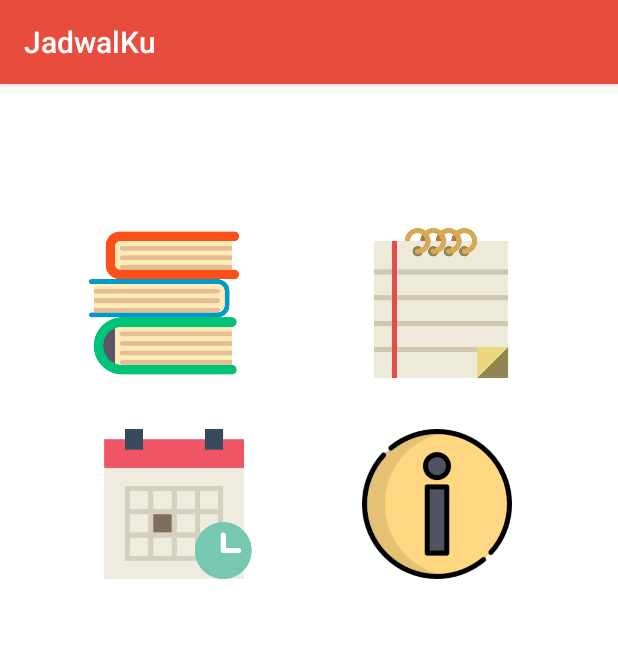
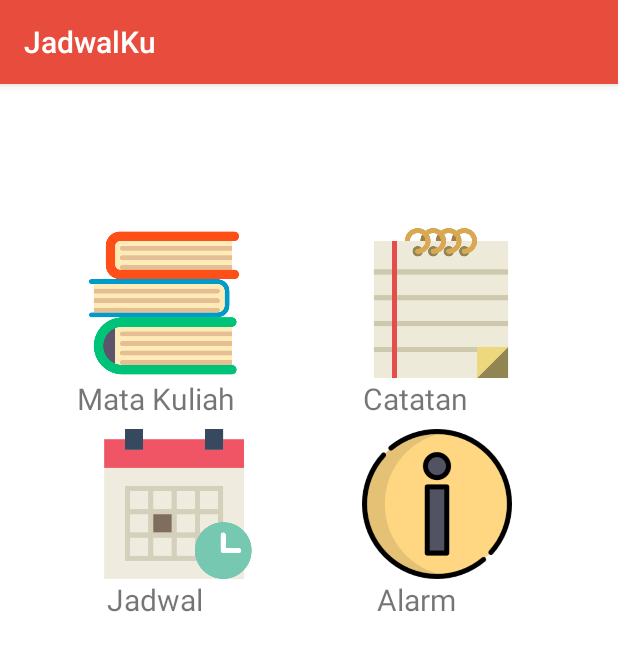
Before and after one commit to fahrirh/JadwalKu, an Android app: the screen it shows after launch (MainActivity), on a phone screen of 412 x 824 dp. Shown: the top 651 px of the screen. Run offline under Robolectric (Android 15) with nearby library versions, the light colour scheme and no system bars.

Commit message:
coba commit, nambah tulisan

```diff
--- a/app/src/main/java/hasibuan/sabtusore/MainActivity.java
+++ b/app/src/main/java/hasibuan/sabtusore/MainActivity.java
@@ -31,6 +31,7 @@ public class MainActivity extends AppCompatActivity {
         AlarmManagerUtil alarmUtil = new AlarmManagerUtil();
         alarmUtil.initAlarmNotification(this);
 
+        //Mata Kuliah
         ton1=(ImageButton)findViewById(R.id.buttonLihatmk);
         ton1.setOnClickListener(new View.OnClickListener() {
             public void onClick(View arg0) {
@@ -41,6 +42,7 @@ public class MainActivity extends AppCompatActivity {
             }
         });
 
+        //Catatan
         ton2=(ImageButton)findViewById(R.id.buttonLihatnote);
         ton2.setOnClickListener(new View.OnClickListener() {
             public void onClick(View arg0) {
@@ -51,6 +53,7 @@ public class MainActivity extends AppCompatActivity {
             }
         });
 
+        //Jadwal
         ton3=(ImageButton)findViewById(R.id.buttonLihatjadwal);
         ton3.setOnClickListener(new View.OnClickListener() {
             public void onClick(View arg0) {
@@ -61,6 +64,7 @@ public class MainActivity extends AppCompatActivity {
             }
         });
 
+        //Pengingat
         ton4=(ImageButton)findViewById(R.id.buttonAlarm);
         ton4.setOnClickListener(new View.OnClickListener() {
             public void onClick(View arg0) {
--- a/app/src/main/res/layout/activity_main.xml
+++ b/app/src/main/res/layout/activity_main.xml
@@ -25,6 +25,17 @@
         android:layout_alignParentLeft="true"
         android:layout_alignParentStart="true" />
 
+
+    <TextView
+        android:layout_width="wrap_content"
+        android:layout_height="wrap_content"
+        android:layout_below="@id/buttonAlarm"
+        android:layout_toEndOf="@id/buttonAlarm"
+        android:layout_alignStart="@id/buttonAlarm"
+        android:layout_marginStart="65dp"
+        android:text="Alarm"
+        android:textSize="20sp"/>
+
     <ImageButton
         android:id="@+id/buttonLihatnote"
         android:layout_width="wrap_content"
@@ -38,6 +49,16 @@
         android:layout_alignTop="@+id/buttonLihatmk"
         android:layout_alignLeft="@+id/buttonAlarm"
         android:layout_alignStart="@+id/buttonAlarm" />
+
+    <TextView
+        android:layout_width="wrap_content"
+        android:layout_height="wrap_content"
+        android:layout_below="@id/buttonLihatnote"
+        android:layout_toEndOf="@id/buttonLihatnote"
+        android:layout_alignStart="@id/buttonLihatnote"
+        android:layout_marginStart="50dp"
+        android:text="Catatan"
+        android:textSize="20sp"/>
 
     <ImageButton
         android:id="@+id/buttonLihatjadwal"
@@ -53,6 +74,16 @@
         android:layout_alignParentRight="true"
         android:layout_alignParentEnd="true" />
 
+    <TextView
+        android:layout_width="wrap_content"
+        android:layout_height="wrap_content"
+        android:layout_below="@id/buttonLihatjadwal"
+        android:layout_toEndOf="@id/buttonLihatjadwal"
+        android:layout_alignStart="@id/buttonLihatjadwal"
+        android:layout_marginStart="55dp"
+        android:text="Jadwal"
+        android:textSize="20sp"/>
+
     <ImageButton
         android:id="@+id/buttonLihatmk"
         android:layout_width="wrap_content"
@@ -67,4 +98,14 @@
         android:layout_alignParentTop="true"
         android:layout_alignRight="@+id/buttonLihatjadwal"
         android:layout_alignEnd="@+id/buttonLihatjadwal" />
+
+    <TextView
+        android:layout_width="wrap_content"
+        android:layout_height="wrap_content"
+        android:layout_below="@id/buttonLihatmk"
+        android:layout_toEndOf="@id/buttonLihatmk"
+        android:layout_alignStart="@id/buttonLihatmk"
+        android:layout_marginStart="35dp"
+        android:text="Mata Kuliah"
+        android:textSize="20sp"/>
 </RelativeLayout>
```
